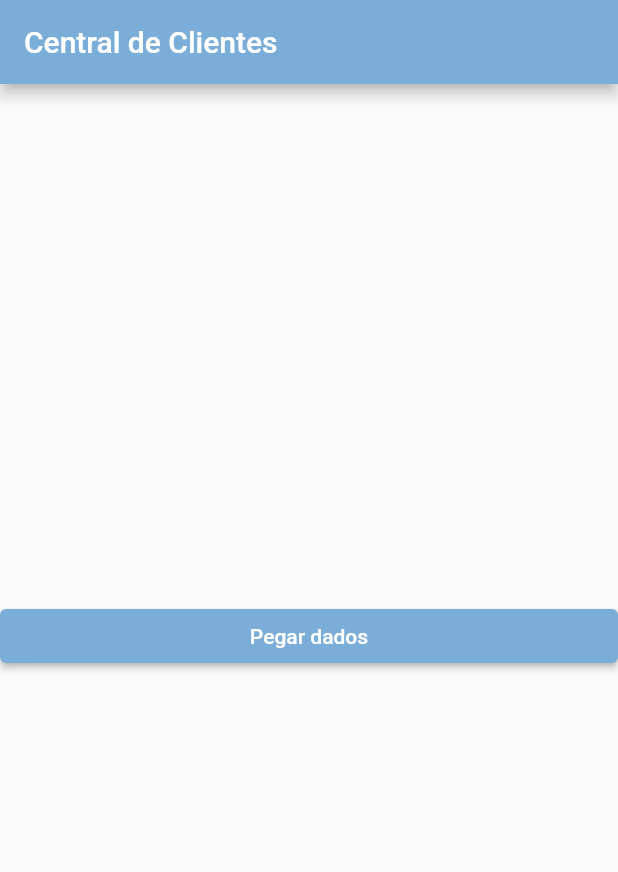
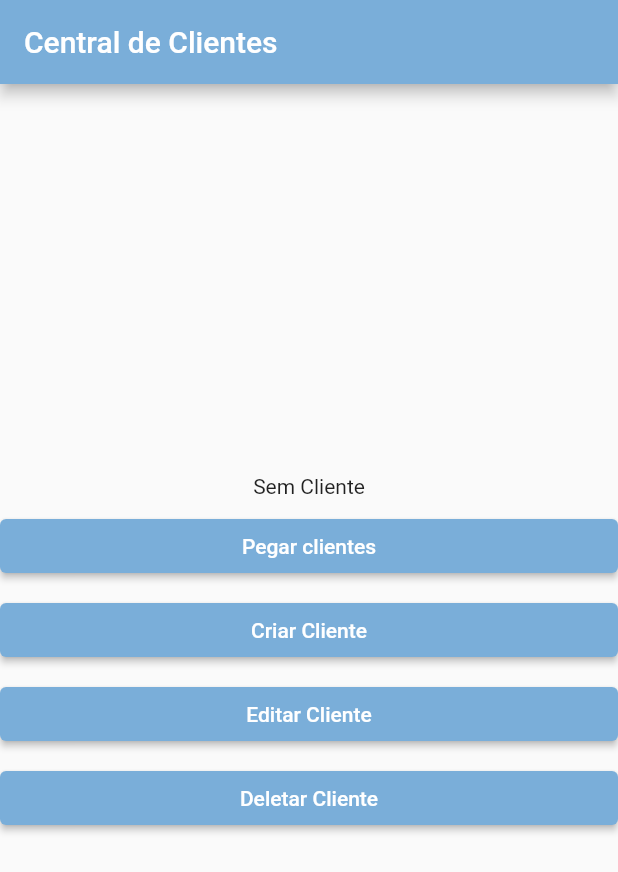
Before and after one commit to guigoverso/central_de_clientes, a Flutter app: the screen it shows after launch, on a phone screen of 412 x 824 dp. Shown: the top 872 px of the screen. Run offline on Flutter 3.47's test engine with Material 2 defaults, Android fonts, the phone set to English and light mode, and no system bars.

Commit message:
Serviço Cliente

```diff
--- /dev/null
+++ b/lib/core/service/service_endpoints.dart
@@ -0,0 +1,7 @@
+abstract class ServiceEndpoints {
+  static const String _baseUrl = 'https://forassetapi.herokuapp.com';
+
+  static String get clients => '$_baseUrl/people';
+
+  static String editClient(int id) => '$clients/$id}';
+}
--- a/lib/model/client_model.dart
+++ b/lib/model/client_model.dart
@@ -5,13 +5,20 @@ class ClientModel {
   final String phone;
   final String birthAt;
 
-  ClientModel({
+  ClientModel._({
     required this.id,
     required this.name,
     required this.email,
     required this.phone,
     required this.birthAt,
   });
+
+  ClientModel.new({
+    required this.name,
+    required this.email,
+    required this.phone,
+    required this.birthAt,
+  }) : id = -1;
 
   ClientModel.fromJson(Map<String, dynamic> json)
       : id = json['id'],
@@ -22,11 +29,24 @@ class ClientModel {
 
   Map<String, dynamic> toJson() {
     final Map<String, dynamic> data = <String, dynamic>{};
-    data['id'] = id;
     data['name'] = name;
     data['email'] = email;
     data['phone'] = phone;
     data['birth_at'] = birthAt;
     return data;
   }
+
+  ClientModel copyWith({
+    String? name,
+    String? email,
+    String? phone,
+    String? birthAt,
+  }) =>
+      ClientModel._(
+        id: id,
+        name: name ?? this.name,
+        email: email ?? this.email,
+        phone: phone ?? this.phone,
+        birthAt: birthAt ?? this.birthAt,
+      );
 }
--- a/lib/view/home/home_view.dart
+++ b/lib/view/home/home_view.dart
@@ -1,4 +1,6 @@
+import 'package:central_de_clientes/core/service/client_service.dart';
 import 'package:central_de_clientes/core/service/http_service.dart';
+import 'package:central_de_clientes/model/client_model.dart';
 import 'package:flutter/material.dart';
 
 class HomeView extends StatefulWidget {
@@ -9,9 +11,14 @@ class HomeView extends StatefulWidget {
 }
 
 class _HomeViewState extends State<HomeView> {
+  String text = '';
+  final ClientService service = ClientService(HttpService());
+  ClientModel? cliente;
 
-  String text = '';
-  final HttpService service = HttpService();
+  String get texto {
+    if(cliente == null) return 'Sem Cliente';
+    return '${cliente!.id} : ${cliente!.name}';
+  }
 
   @override
   Widget build(BuildContext context) {
@@ -23,17 +30,66 @@ class _HomeViewState extends State<HomeView> {
         crossAxisAlignment: CrossAxisAlignment.stretch,
         mainAxisAlignment: MainAxisAlignment.center,
         children: [
-          ElevatedButton(
-            onPressed: () async {
-              final result = await service.get('https://forassetapi.herokuapp.com/people');
-              print(result);
-            },
-            child: Text('Pegar dados'),
+          Align(
+            alignment: Alignment.center,
+            child: Padding(
+              padding: const EdgeInsets.only(bottom: 8.0),
+              child: Text(texto),
+            ),
           ),
-          const SizedBox(
-            height: 16
+          Padding(
+            padding: const EdgeInsets.only(bottom: 8.0),
+            child: ElevatedButton(
+              onPressed: () async {
+                final result = await service.fetchClients();
+                print(result);
+              },
+              child: Text('Pegar clientes'),
+            ),
           ),
-          Text(text)
+          Padding(
+            padding: const EdgeInsets.only(bottom: 8.0),
+            child: ElevatedButton(
+              onPressed: () async {
+                final novoCliente = ClientModel.new(
+                  name: 'Guilherme',
+                  email: 'guilherme@email.com',
+                  phone: '123456',
+                  birthAt: '13/10/1997',
+                );
+                final result = await service.createClient(novoCliente);
+                setState(() {
+                  cliente = result;
+                });
+              },
+              child: Text('Criar Cliente'),
+            ),
+          ),
+          Padding(
+            padding: const EdgeInsets.only(bottom: 8.0),
+            child: ElevatedButton(
+              onPressed: () async {
+                final novoClienteEditado = cliente!.copyWith(name: 'Guilherme Corona');
+                final result = await service.editClient(novoClienteEditado);
+                setState(() {
+                  cliente = result;
+                });
+              },
+              child: Text('Editar Cliente'),
+            ),
+          ),
+          Padding(
+            padding: const EdgeInsets.only(bottom: 8.0),
+            child: ElevatedButton(
+              onPressed: () async {
+                await service.deleteClient(cliente!.id);
+                setState(() {
+                  cliente = null;
+                });
+              },
+              child: Text('Deletar Cliente'),
+            ),
+          ),
         ],
       ),
     );
```
Also changed, not shown: lib/core/service/client_service.dart (added, +30 -0 lines), lib/core/service/http_service.dart (+25 -9 lines).
